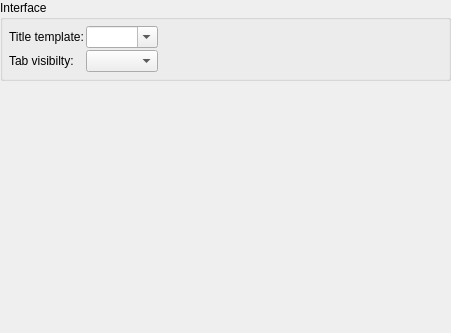
Before: the Qt Designer form resources/ui/configure/mainwindow.ui in prymatex/prymatex, drawn with Qt 5.
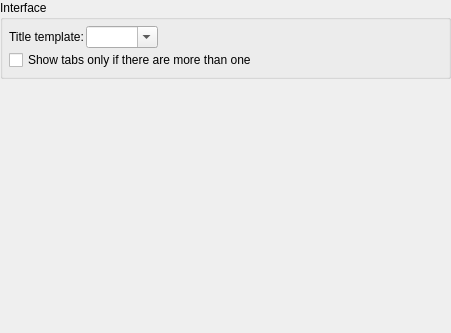
After: the same form once the commit is applied.

Commit message: Show Tabs

Diff of the .ui file:
```diff
--- a/resources/ui/configure/mainwindow.ui
+++ b/resources/ui/configure/mainwindow.ui
@@ -52,16 +52,18 @@
         </property>
        </widget>
       </item>
-      <item row="3" column="0">
-       <widget class="QLabel" name="labelTabVisibility">
+      <item row="3" column="0" colspan="2">
+       <widget class="QCheckBox" name="checkBoxShowTabsIfMoreThanOne">
+        <property name="font">
+         <font>
+          <italic>false</italic>
+         </font>
+        </property>
         <property name="text">
-         <string>Tab visibilty:</string>
+         <string>Show tabs only if there are more than one</string>
         </property>
        </widget>
       </item>
-      <item row="3" column="1">
-       <widget class="QComboBox" name="comboBoxTabVisibility"/>
-      </item>
      </layout>
     </widget>
    </item>
```
Left out of the diff: 2 changed lines with no effect on the pictures. The commit also changes 7 other files.
